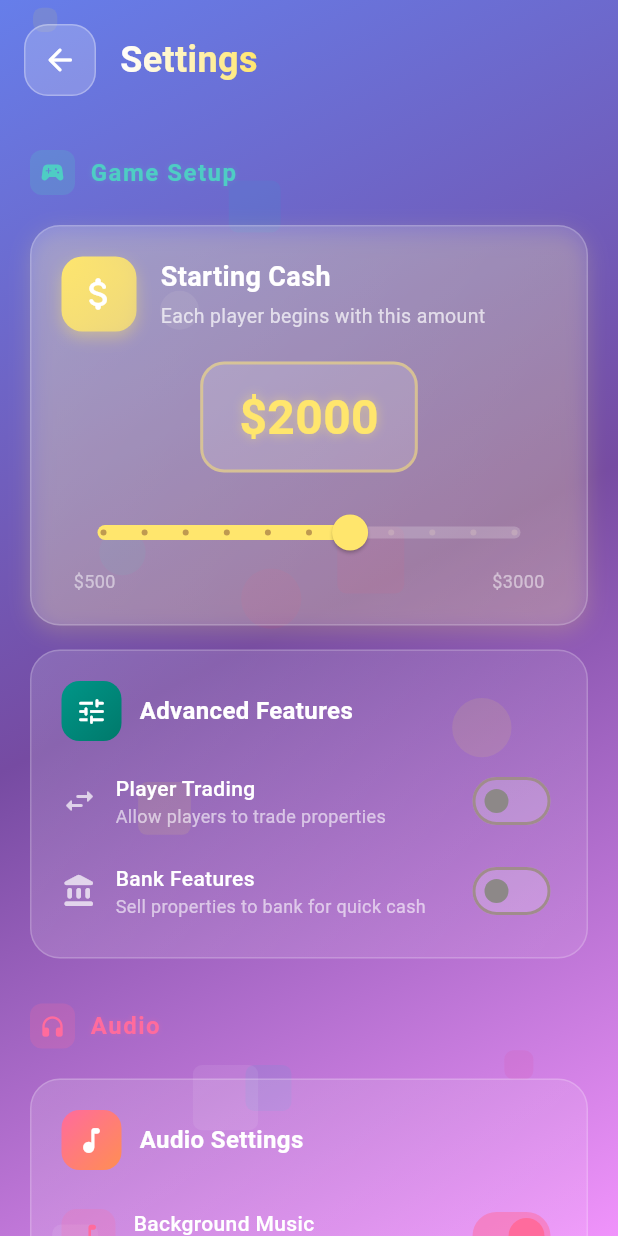
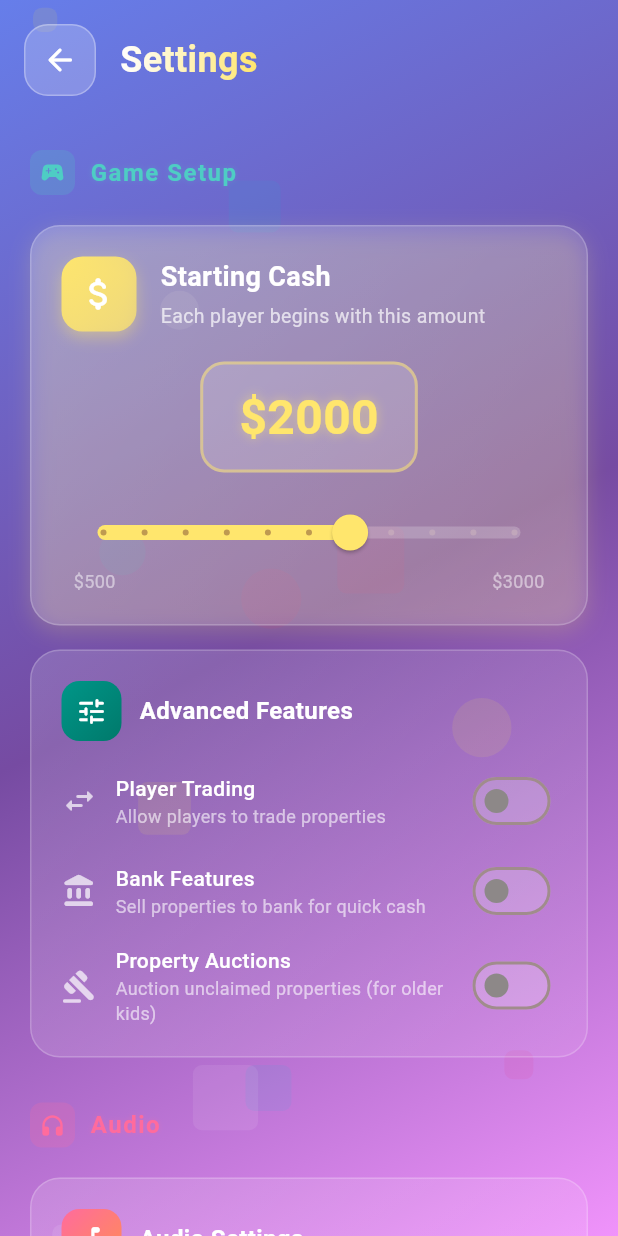
Before and after one commit to TwanstCodess/mm-monopoly, a Flutter app: the SettingsScreen screen opened directly with empty values, on a phone screen of 412 x 824 dp. Run offline on Flutter 3.47's test engine with Material 3 defaults, Android fonts, the light colour scheme and no system bars; our stand-ins replace audioplayers, image_picker, shared_preferences; accounts and stored records are empty; Roboto replaces fonts that are missing (Nunito).

Commit message:
fix: three improvements
1. Auction feature now off by default, added toggle in Settings
   - 'Property Auctions' toggle under Advanced Features
   - When disabled, declined properties stay unowned

2. Bankrupt players' tokens removed from board
   - Only active players show on tiles
   - Fixes visual clutter after eliminations

3. Fixed tile name text wrapping
   - Single-word names now scale to fit (no orphan chars)
   - Two-word names still wrap naturally at space

```diff
--- a/lib/app.dart
+++ b/lib/app.dart
@@ -156,7 +156,7 @@ class _AppNavigatorState extends State<AppNavigator> {
         return const ShopScreen(key: ValueKey('shop'));
 
       case AppScreen.game:
-        return GameBoardScreen(key: ValueKey('game_${_gameState!.id}'), gameState: _gameState!, onQuit: _quitGame, onRestart: _restartGame, onHowToPlay: () => _navigateTo(AppScreen.howToPlay), tradingEnabled: _settings.tradingEnabled, bankEnabled: _settings.bankEnabled);
+        return GameBoardScreen(key: ValueKey('game_${_gameState!.id}'), gameState: _gameState!, onQuit: _quitGame, onRestart: _restartGame, onHowToPlay: () => _navigateTo(AppScreen.howToPlay), tradingEnabled: _settings.tradingEnabled, bankEnabled: _settings.bankEnabled, auctionEnabled: _settings.auctionEnabled);
     }
   }
 }
--- a/lib/screens/game_board_screen.dart
+++ b/lib/screens/game_board_screen.dart
@@ -45,8 +45,9 @@ class GameBoardScreen extends StatefulWidget {
   final VoidCallback? onHowToPlay;
   final bool tradingEnabled;
   final bool bankEnabled;
+  final bool auctionEnabled;
 
-  const GameBoardScreen({super.key, required this.gameState, required this.onQuit, required this.onRestart, this.onHowToPlay, this.tradingEnabled = false, this.bankEnabled = false});
+  const GameBoardScreen({super.key, required this.gameState, required this.onQuit, required this.onRestart, this.onHowToPlay, this.tradingEnabled = false, this.bankEnabled = false, this.auctionEnabled = false});
 
   @override
   State<GameBoardScreen> createState() => _GameBoardScreenState();
@@ -534,6 +535,9 @@ class _GameBoardScreenState extends State<GameBoardScreen> with TickerProviderSt
 
   Future<void> _startAuction(TileData tile) async {
     if (!mounted) return;
+
+    // Skip auction if disabled - property stays unowned
+    if (!widget.auctionEnabled) return;
 
     final activePlayers = gameState.players.where((p) => p.status == PlayerStatus.active).toList();
 
--- a/lib/screens/settings_screen.dart
+++ b/lib/screens/settings_screen.dart
@@ -316,6 +316,17 @@ class _SettingsScreenState extends State<SettingsScreen> with SingleTickerProvid
             value: _settings.bankEnabled,
             onChanged: (value) {
               _updateSettings(_settings.copyWith(bankEnabled: value));
+            },
+          ),
+          const SizedBox(height: 12),
+          // Auction toggle
+          _buildToggleOption(
+            icon: Icons.gavel_rounded,
+            title: 'Property Auctions',
+            subtitle: 'Auction unclaimed properties (for older kids)',
+            value: _settings.auctionEnabled,
+            onChanged: (value) {
+              _updateSettings(_settings.copyWith(auctionEnabled: value));
             },
           ),
         ],
@@ -663,6 +674,7 @@ class GameSettings {
   final int startingCash;
   final bool tradingEnabled;
   final bool bankEnabled;
+  final bool auctionEnabled;
   final bool musicEnabled;
   final bool sfxEnabled;
   final double musicVolume;
@@ -672,6 +684,7 @@ class GameSettings {
     this.startingCash = 2000,
     this.tradingEnabled = false,
     this.bankEnabled = false,
+    this.auctionEnabled = false,
     this.musicEnabled = true,
     this.sfxEnabled = true,
     this.musicVolume = 0.5,
@@ -682,6 +695,7 @@ class GameSettings {
     int? startingCash,
     bool? tradingEnabled,
     bool? bankEnabled,
+    bool? auctionEnabled,
     bool? musicEnabled,
     bool? sfxEnabled,
     double? musicVolume,
@@ -691,6 +705,7 @@ class GameSettings {
       startingCash: startingCash ?? this.startingCash,
       tradingEnabled: tradingEnabled ?? this.tradingEnabled,
       bankEnabled: bankEnabled ?? this.bankEnabled,
+      auctionEnabled: auctionEnabled ?? this.auctionEnabled,
       musicEnabled: musicEnabled ?? this.musicEnabled,
       sfxEnabled: sfxEnabled ?? this.sfxEnabled,
       musicVolume: musicVolume ?? this.musicVolume,
```
Also changed, not shown: lib/widgets/board/game_board.dart (+8 -3 lines), lib/widgets/board/tile_widget.dart (+22 -8 lines).
